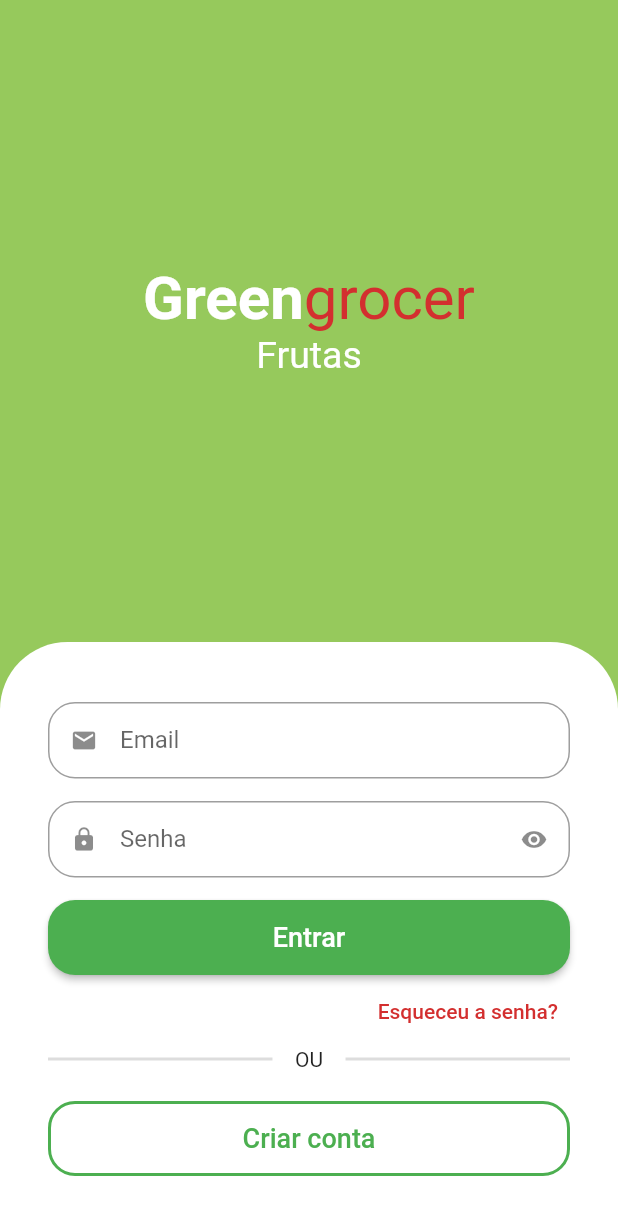
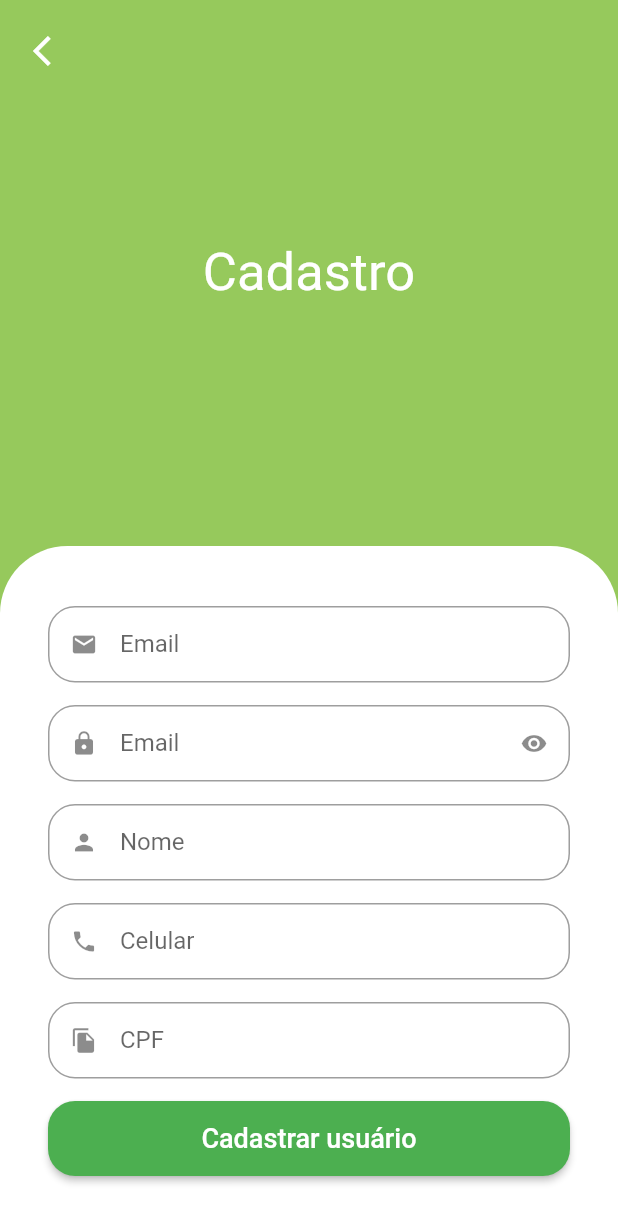
Before and after one commit to KaueSena01/GreenGrocer_Course, a Flutter app: the screen it shows after launch, after a tap on "Criar conta", on a phone screen of 412 x 824 dp. Shown: the top 1223 px of the screen. Run offline on Flutter 3.47's test engine with Material 2 defaults, Android fonts, the phone set to English and light mode, and no system bars; drawn by our look-alikes of animated_text_kit; our stand-ins replace mask_text_input_formatter.

Commit message:
feature: Criação da tela de cadastro

```diff
--- a/lib/src/auth/components/custom_text_field.dart
+++ b/lib/src/auth/components/custom_text_field.dart
@@ -1,16 +1,19 @@
 import 'package:flutter/material.dart';
+import 'package:flutter/services.dart';
 
 class CustomTextField extends StatefulWidget {
 
   final IconData icon;
   final String label;
   final bool isSecret;
+  final List<TextInputFormatter>? inputFormatters;
 
   const CustomTextField({
     Key? key,
     required this.icon,
     required this.label,
-    this.isSecret = false
+    this.isSecret = false,
+    this.inputFormatters
   }) : super(key: key);
 
   @override
@@ -32,6 +35,7 @@
     return Padding(
       padding: const EdgeInsets.only(bottom: 15),
       child: TextFormField(
+        inputFormatters: widget.inputFormatters,
         obscureText: isObscure,
         decoration: InputDecoration(
           prefixIcon: Icon(widget.icon),
--- a/lib/src/auth/sign_in_screen.dart
+++ b/lib/src/auth/sign_in_screen.dart
@@ -1,6 +1,7 @@
 import 'package:animated_text_kit/animated_text_kit.dart';
 import 'package:flutter/material.dart';
 import 'package:greengrocer_course/src/auth/components/custom_text_field.dart';
+import 'package:greengrocer_course/src/auth/sign_up_screen.dart';
 import 'package:greengrocer_course/src/config/custom_colors.dart';
 
 class SignInScreen extends StatelessWidget {
@@ -26,11 +27,11 @@
                     children: [
                       Text.rich(
                         TextSpan(
-                          style: TextStyle(
+                          style: const TextStyle(
                             fontSize: 40
                           ),
                           children: [
-                            TextSpan(
+                            const TextSpan(
                               text: 'Green',
                               style: TextStyle(
                                 color: Colors.white,
@@ -138,7 +139,15 @@
                         SizedBox(
                           height: 50,
                           child: OutlinedButton(
-                            onPressed: () {},
+                            onPressed: () {
+                              Navigator.of(context).push(
+                                MaterialPageRoute(
+                                  builder: (_) {
+                                    return SignUpScreen();
+                                  }
+                                )
+                              );
+                            },
                             style: OutlinedButton.styleFrom(
                               side: BorderSide(
                                 width: 2,
--- /dev/null
+++ b/lib/src/auth/sign_up_screen.dart
@@ -0,0 +1,111 @@
+import 'package:flutter/material.dart';
+import 'package:greengrocer_course/src/auth/components/custom_text_field.dart';
+import 'package:greengrocer_course/src/config/custom_colors.dart';
+import 'package:mask_text_input_formatter/mask_text_input_formatter.dart';
+
+class SignUpScreen extends StatelessWidget {
+  SignUpScreen({ Key? key }) : super(key: key);
+
+  final cpfFormatter = MaskTextInputFormatter(
+    mask: '###.###.###-##',
+    filter: {'#': RegExp(r'[0-9]')}
+  );
+
+  final phoneFormatter = MaskTextInputFormatter(
+    mask: '## # ####-####',
+    filter: {'#': RegExp(r'[0-9]')}
+  );
+
+  @override
+  Widget build(BuildContext context) {
+
+    final size = MediaQuery.of(context).size;
+
+    return Scaffold(
+      backgroundColor: CustomColors.customSwatchColor.shade800,
+      body: SingleChildScrollView(
+        child: SizedBox(
+          height: size.height,
+          width: size.width,
+          child: Stack(
+            children: [
+              Column(
+                children: [
+                  const Expanded(
+                    child: Center(
+                        child: Text('Cadastro', style: TextStyle(color: Colors.white, fontSize: 35))
+                    )
+                  ),
+                  Container(
+                    padding: const EdgeInsets.symmetric(
+                      horizontal: 32,
+                      vertical: 40
+                    ),
+                    decoration: const BoxDecoration(
+                      color: Colors.white,
+                      borderRadius: BorderRadius.vertical(
+                        top: Radius.circular(45)
+                      )
+                    ),
+                    child: Column(
+                      crossAxisAlignment: CrossAxisAlignment.stretch,
+                      children: [
+                        const CustomTextField(
+                          icon: Icons.email,
+                          label: 'Email'
+                        ),
+                        const CustomTextField(
+                          icon: Icons.lock,
+                          label: 'Email',
+                          isSecret: true
+                        ),
+                        const CustomTextField(
+                          icon: Icons.person,
+                          label: 'Nome'
+                        ),
+                        CustomTextField(
+                          icon: Icons.phone,
+                          label: 'Celular',
+                          inputFormatters: [phoneFormatter],
+                        ),
+                        CustomTextField(
+                          icon: Icons.file_copy,
+                          label: 'CPF',
+                          inputFormatters: [cpfFormatter],
+                        ),
+                        SizedBox(
+                          height: 50,
+                          child: ElevatedButton(
+                            onPressed: () {},
+                            style: ElevatedButton.styleFrom(
+                              shape: RoundedRectangleBorder(
+                                borderRadius: BorderRadius.circular(18)
+                              )
+                            ),
+                            child: Text('Cadastrar usuário', style: TextStyle(fontSize: 18))
+                          ),
+                        )
+                      ],
+                    ),
+                  )
+                ],
+              ),
+              Positioned(
+                top: 10,
+                left: 10,
+                child: SafeArea(
+                  child: IconButton(
+                    onPressed: () {
+                      Navigator.of(context).pop();
+                    },
+                    icon: const Icon(Icons.arrow_back_ios, color: Colors.white)
+                  ),
+                ),
+              )
+            ],
+          ),
+        ),
+      ),
+    );
+  }
+}
--- a/lib/src/config/custom_colors.dart
+++ b/lib/src/config/custom_colors.dart
@@ -21,6 +21,6 @@
 
   static Color customContrastColor = Colors.red.shade700;
 
-  static MaterialColor customSwatchColor = MaterialColor( 0xFF8B634A, _swatchOpacity);
+  static MaterialColor customSwatchColor = MaterialColor(0xFF8B634A, _swatchOpacity);
 
 }
--- a/pubspec.yaml
+++ b/pubspec.yaml
@@ -35,6 +35,7 @@
   # Use with the CupertinoIcons class for iOS style icons.
   cupertino_icons: ^1.0.2
   animated_text_kit: ^4.2.1
+  mask_text_input_formatter: ^2.0.0
 
 dev_dependencies:
   flutter_test:
```
Also changed, not shown: pubspec.lock.
